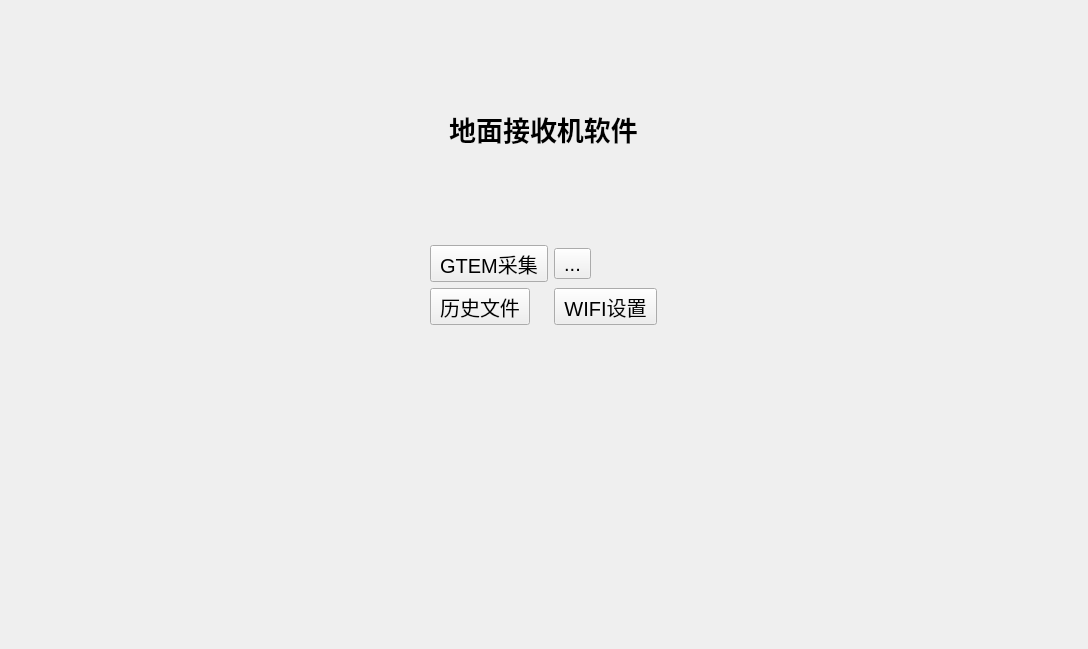
Above: sources/mainWindow.ui from i2cy/GTEM_GUI before the change. Below: the same form after it.
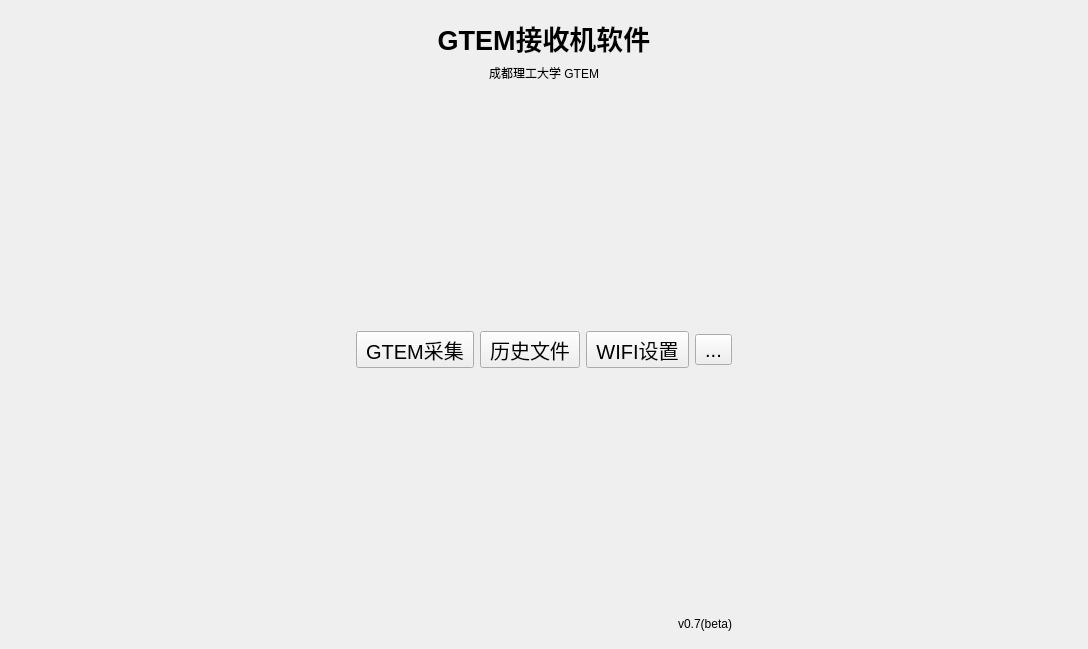
That is the form after the change. The open tabs and pages were chosen to show the change. Icons and pictures are not drawn.

The edit to the form file:
```diff
--- a/sources/mainWindow.ui
+++ b/sources/mainWindow.ui
@@ -28,64 +28,29 @@
         <item row="0" column="0">
          <layout class="QGridLayout" name="gridLayout_14">
           <item row="3" column="0">
-           <layout class="QGridLayout" name="gridLayout_17">
-            <item row="0" column="1">
-             <widget class="QToolButton" name="toolButton_2">
-              <property name="font">
-               <font>
-                <pointsize>15</pointsize>
-               </font>
-              </property>
-              <property name="text">
-               <string>...</string>
-              </property>
-             </widget>
-            </item>
-            <item row="0" column="0">
-             <widget class="QToolButton" name="toolButton_GTEM">
-              <property name="sizePolicy">
-               <sizepolicy hsizetype="Fixed" vsizetype="Fixed">
-                <horstretch>0</horstretch>
-                <verstretch>0</verstretch>
-               </sizepolicy>
-              </property>
-              <property name="font">
-               <font>
-                <pointsize>15</pointsize>
-               </font>
-              </property>
-              <property name="text">
-               <string>GTEM采集</string>
-              </property>
-             </widget>
-            </item>
-            <item row="1" column="0">
-             <widget class="QToolButton" name="toolButton_historyFile">
-              <property name="font">
-               <font>
-                <pointsize>15</pointsize>
-               </font>
-              </property>
-              <property name="text">
-               <string>历史文件</string>
-              </property>
-             </widget>
-            </item>
-            <item row="1" column="1">
-             <widget class="QToolButton" name="toolButton_WIFIsetting">
-              <property name="font">
-               <font>
-                <pointsize>15</pointsize>
-               </font>
-              </property>
-              <property name="text">
-               <string>WIFI设置</string>
-              </property>
-             </widget>
-            </item>
-           </layout>
+           <spacer name="verticalSpacer_5">
+            <property name="orientation">
+             <enum>Qt::Vertical</enum>
+            </property>
+            <property name="sizeHint" stdset="0">
+             <size>
+              <width>20</width>
+              <height>40</height>
+             </size>
+            </property>
+           </spacer>
           </item>
-          <item row="1" column="0">
+          <item row="1" column="0" colspan="4">
+           <widget class="QLabel" name="label_26">
+            <property name="text">
+             <string>成都理工大学 GTEM</string>
+            </property>
+            <property name="alignment">
+             <set>Qt::AlignCenter</set>
+            </property>
+           </widget>
+          </item>
+          <item row="0" column="0" colspan="4">
            <widget class="QLabel" name="label_3">
             <property name="sizePolicy">
              <sizepolicy hsizetype="Preferred" vsizetype="Maximum">
@@ -101,14 +66,119 @@
              </font>
             </property>
             <property name="text">
-             <string>地面接收机软件</string>
+             <string>GTEM接收机软件</string>
             </property>
             <property name="alignment">
              <set>Qt::AlignHCenter|Qt::AlignTop</set>
             </property>
            </widget>
           </item>
-          <item row="0" column="0">
+          <item row="4" column="3">
+           <widget class="QToolButton" name="toolButton_2">
+            <property name="font">
+             <font>
+              <pointsize>15</pointsize>
+             </font>
+            </property>
+            <property name="text">
+             <string>...</string>
+            </property>
+           </widget>
+          </item>
+          <item row="4" column="2">
+           <widget class="QToolButton" name="toolButton_WIFIsetting">
+            <property name="font">
+             <font>
+              <pointsize>15</pointsize>
+             </font>
+            </property>
+            <property name="text">
+             <string>WIFI设置</string>
+            </property>
+            <property name="icon">
+             <iconset resource="GTEM_assets.qrc">
+              <normaloff>:/Menu/assets/wifi.svg</normaloff>:/Menu/assets/wifi.svg</iconset>
+            </property>
+            <property name="iconSize">
+             <size>
+              <width>128</width>
+              <height>128</height>
+             </size>
+            </property>
+            <property name="toolButtonStyle">
+             <enum>Qt::ToolButtonTextUnderIcon</enum>
+            </property>
+           </widget>
+          </item>
+          <item row="4" column="0">
+           <widget class="QToolButton" name="toolButton_GTEM">
+            <property name="sizePolicy">
+             <sizepolicy hsizetype="Fixed" vsizetype="Fixed">
+              <horstretch>0</horstretch>
+              <verstretch>0</verstretch>
+             </sizepolicy>
+            </property>
+            <property name="font">
+             <font>
+              <pointsize>15</pointsize>
+             </font>
+            </property>
+            <property name="autoFillBackground">
+             <bool>false</bool>
+            </property>
+            <property name="text">
+             <string>GTEM采集</string>
+            </property>
+            <property name="icon">
+             <iconset resource="GTEM_assets.qrc">
+              <normaloff>:/Menu/assets/准备GTEM采集.svg</normaloff>:/Menu/assets/准备GTEM采集.svg</iconset>
+            </property>
+            <property name="iconSize">
+             <size>
+              <width>128</width>
+              <height>128</height>
+             </size>
+            </property>
+            <property name="checkable">
+             <bool>false</bool>
+            </property>
+            <property name="popupMode">
+             <enum>QToolButton::DelayedPopup</enum>
+            </property>
+            <property name="toolButtonStyle">
+             <enum>Qt::ToolButtonTextUnderIcon</enum>
+            </property>
+            <property name="autoRaise">
+             <bool>false</bool>
+            </property>
+           </widget>
+          </item>
+          <item row="4" column="1">
+           <widget class="QToolButton" name="toolButton_historyFile">
+            <property name="font">
+             <font>
+              <pointsize>15</pointsize>
+             </font>
+            </property>
+            <property name="text">
+             <string>历史文件</string>
+            </property>
+            <property name="icon">
+             <iconset resource="GTEM_assets.qrc">
+              <normaloff>:/Menu/assets/查看历史文件.svg</normaloff>:/Menu/assets/查看历史文件.svg</iconset>
+            </property>
+            <property name="iconSize">
+             <size>
+              <width>128</width>
+              <height>128</height>
+             </size>
+            </property>
+            <property name="toolButtonStyle">
+             <enum>Qt::ToolButtonTextUnderIcon</enum>
+            </property>
+           </widget>
+          </item>
+          <item row="5" column="0">
            <spacer name="verticalSpacer_4">
             <property name="orientation">
              <enum>Qt::Vertical</enum>
@@ -121,33 +191,17 @@
             </property>
            </spacer>
           </item>
-          <item row="2" column="0">
-           <spacer name="verticalSpacer_5">
-            <property name="orientation">
-             <enum>Qt::Vertical</enum>
-            </property>
-            <property name="sizeHint" stdset="0">
-             <size>
-              <width>20</width>
-              <height>40</height>
-             </size>
-            </property>
-           </spacer>
-          </item>
          </layout>
         </item>
-        <item row="1" column="0">
-         <spacer name="verticalSpacer_6">
-          <property name="orientation">
-           <enum>Qt::Vertical</enum>
+        <item row="3" column="0">
+         <widget class="QLabel" name="label_versionInfo">
+          <property name="text">
+           <string>v0.7(beta)</string>
           </property>
-          <property name="sizeHint" stdset="0">
-           <size>
-            <width>20</width>
-            <height>40</height>
-           </size>
+          <property name="alignment">
+           <set>Qt::AlignRight|Qt::AlignTrailing|Qt::AlignVCenter</set>
           </property>
-         </spacer>
+         </widget>
         </item>
        </layout>
       </widget>
```
Left out of the diff: 24 changed lines with no effect on the pictures.
